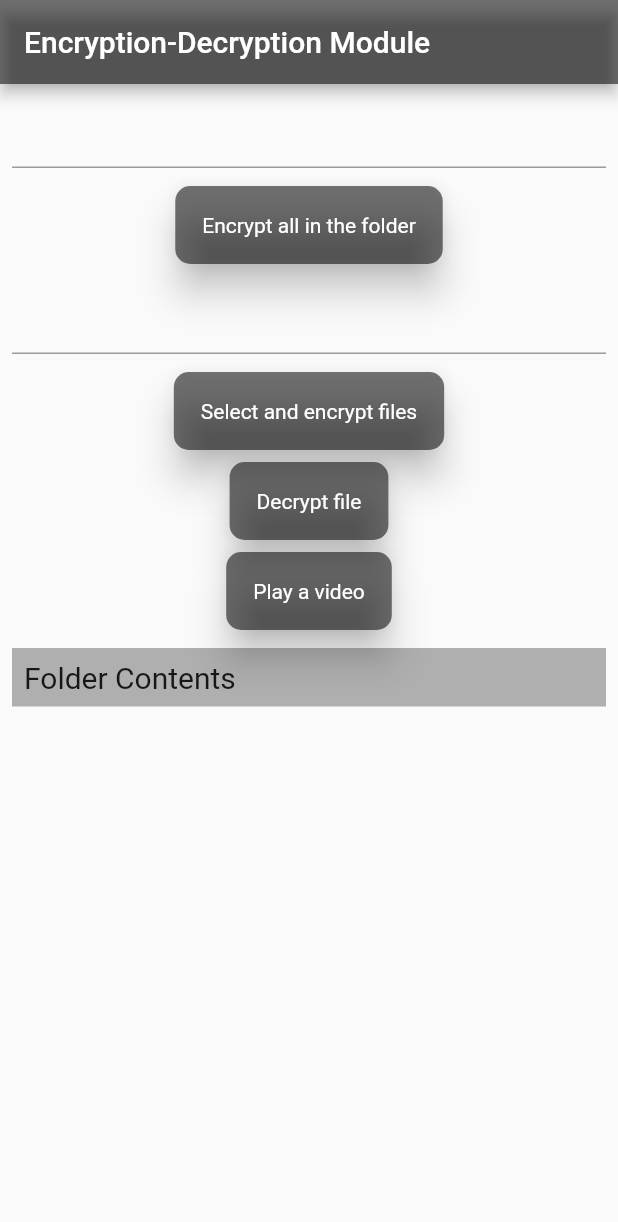
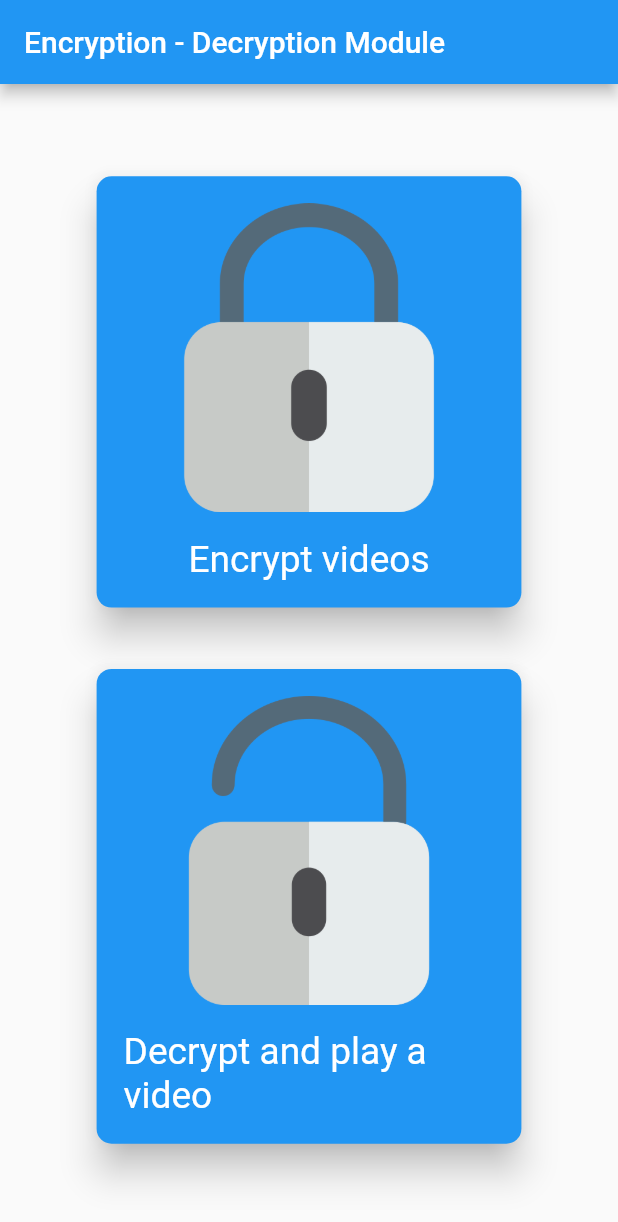
Before and after one commit to axactstudios/encryption_app, a Flutter app: the screen it shows after launch, on a phone screen of 412 x 824 dp. Shown: the top 1222 px of the screen. Run offline on Flutter 3.47's test engine with Material 2 defaults, Android fonts, the phone set to English and light mode, and no system bars; our stand-ins replace file_picker, flick_video_player, fluttertoast, video_player; missing offline and left inert: aes_crypt, permissions_plugin.

Commit message:
ui changed.

```diff
--- a/lib/main.dart
+++ b/lib/main.dart
@@ -232,78 +232,101 @@ class _MyHomePageState extends State<MyHomePage> {
   @override
   Widget build(BuildContext context) {
     _listofFiles();
+    double height = MediaQuery.of(context).size.height;
     double width = MediaQuery.of(context).size.width;
     return Scaffold(
       key: _scaffoldKey,
       appBar: AppBar(
-        backgroundColor: Colors.black54,
-        title: Text('Encryption-Decryption Module'),
+        backgroundColor: Colors.blue,
+        title: Text('Encryption - Decryption Module'),
       ),
       body: Center(
         child: Column(
           mainAxisAlignment: MainAxisAlignment.center,
           children: <Widget>[
-            Container(
-                width: double.infinity,
-                child: Padding(
-                  padding: const EdgeInsets.all(8.0),
-                  child: TextField(
-                    controller: tc,
+//            Container(
+//                width: double.infinity,
+//                child: Padding(
+//                  padding: const EdgeInsets.all(8.0),
+//                  child: TextField(
+//                    controller: tc,
+//                  ),
+//                )),
+//            InkWell(
+//              onTap: () async {
+//                statusOfFolderFilesEncryption = false;
+//                await _listofFilesfromFolder(tc.text);
+//                destFolderPath = tc2.text;
+//                for (int i = 0; i < files.length; i++) {
+//                  encryptfileforfolder(files[i].path, destFolderPath);
+//                }
+//                await setState(() {
+//                  print('ho gaya');
+//                });
+//                statusOfFolderFilesEncryption = true;
+//              },
+//              child: Card(
+//                  color: Colors.black54,
+//                  elevation: 10,
+//                  shape: RoundedRectangleBorder(
+//                      borderRadius: BorderRadius.all(Radius.circular(10))),
+//                  child: Padding(
+//                    padding: const EdgeInsets.all(18.0),
+//                    child: Text(
+//                      'Encrypt all in the folder',
+//                      style: TextStyle(color: Colors.white),
+//                    ),
+//                  )),
+//            ),
+//            Container(
+//                width: double.infinity,
+//                child: Padding(
+//                  padding: const EdgeInsets.all(8.0),
+//                  child: TextField(
+//                    controller: tc2,
+//                  ),
+//                )),
+            InkWell(
+              onTap: () {
+                openFileExplorer().then(
+                  (value) => _scaffoldKey.currentState.showSnackBar(
+                    SnackBar(
+                      content: Text('Successfully Encrypted'),
                     ),
-                )),
-            InkWell(
-              onTap: () async {
-                statusOfFolderFilesEncryption = false;
-                await _listofFilesfromFolder(tc.text);
-                destFolderPath = tc2.text;
-                for (int i = 0; i < files.length; i++) {
-                  encryptfileforfolder(files[i].path, destFolderPath);
-                }
-                await setState(() {
-                  print('ho gaya');
-                });
-                statusOfFolderFilesEncryption = true;
+                  ),
+                );
               },
               child: Card(
-                  color: Colors.black54,
+                color: Colors.blue,
                 elevation: 10,
                 shape: RoundedRectangleBorder(
-                      borderRadius: BorderRadius.all(Radius.circular(10))),
+                    borderRadius: BorderRadius.all(Radius.circular(10),),),
                 child: Padding(
                   padding: const EdgeInsets.all(18.0),
-                    child: Text(
-                      'Encrypt all in the folder',
-                      style: TextStyle(color: Colors.white),
+                  child: Container(
+                    width: width * 0.6,
+                    child: Column(
+                      children: <Widget>[
+                        Image.asset(
+                          'assets/lock.png',
+                          height: height * 0.25,
                         ),
-                  )),
+                        SizedBox(
+                          height: height * 0.02,
                         ),
-            Container(
-                width: double.infinity,
-                child: Padding(
-                  padding: const EdgeInsets.all(8.0),
-                  child: TextField(
-                    controller: tc2,
+                        Text(
+                          'Encrypt videos',
+                          style: TextStyle(
+                              color: Colors.white, fontSize: height * 0.03),
+                        )
+                      ],
                     ),
-                )),
-
-            InkWell(
-              onTap: () {
-                openFileExplorer().then((value) => _scaffoldKey.currentState
-                    .showSnackBar(
-                        SnackBar(content: Text('Successfully Encrypted'))));
-              },
-              child: Card(
-                  color: Colors.black54,
-                  elevation: 10,
-                  shape: RoundedRectangleBorder(
-                      borderRadius: BorderRadius.all(Radius.circular(10))),
-                  child: Padding(
-                    padding: const EdgeInsets.all(18.0),
-                    child: Text(
-                      'Select and encrypt files',
-                      style: TextStyle(color: Colors.white),
                   ),
-                  )),
+                ),
+              ),
+            ),
+            SizedBox(
+              height: height * 0.04,
             ),
             InkWell(
               onTap: () {
@@ -312,106 +335,121 @@ class _MyHomePageState extends State<MyHomePage> {
                         SnackBar(content: Text('Successfully Decrypted'))));
               },
               child: Card(
-                  color: Colors.black54,
+                  color: Colors.blue,
                   elevation: 10,
                   shape: RoundedRectangleBorder(
                       borderRadius: BorderRadius.all(Radius.circular(10))),
                   child: Padding(
                     padding: const EdgeInsets.all(18.0),
-                    child: Text(
-                      'Decrypt file',
-                      style: TextStyle(color: Colors.white),
-                    ),
-                  )),
-            ),
-            InkWell(
-              onTap: () async {
-                File filePlayed = await FilePicker.getFile(); //Meeeooowwwww
-                Navigator.push(
-                  context,
-                  MaterialPageRoute(
-                    builder: (context) => VideoPlayer(
-                      path: filePlayed.path,
-                    ),
-                  ),
-                );
-              },
-              child: Card(
-                  color: Colors.black54,
-                  elevation: 10,
-                  shape: RoundedRectangleBorder(
-                      borderRadius: BorderRadius.all(Radius.circular(10))),
-                  child: Padding(
-                    padding: const EdgeInsets.all(18.0),
-                    child: Text(
-                      'Play a video',
-                      style: TextStyle(color: Colors.white),
-                    ),
-                  )),
-            ),
-            Expanded(
-              child: Padding(
-                padding: const EdgeInsets.all(8.0),
                     child: Container(
+                      width: width * 0.6,
                       child: Column(
                         children: <Widget>[
-                      // your Content if there
-                      Container(
-                        color: Colors.black.withOpacity(0.3),
-                        width: double.infinity,
-                        child: Padding(
-                          padding: const EdgeInsets.all(8.0),
-                          child: Text(
-                            'Folder Contents',
-                            style: TextStyle(fontSize: 20),
+                          Image.asset(
+                            'assets/unlock.png',
+                            height: height * 0.25,
                           ),
+                          SizedBox(
+                            height: height * 0.02,
                           ),
-                      ),
-                      Expanded(
-                        child: ListView.builder(
-                            itemCount: file.length,
-                            itemBuilder: (BuildContext context, int index) {
-                              return file[index].toString().contains('.aes') ||
-                                      (!file[index].toString().contains('.'))
-                                  ? InkWell(
-                                      onTap: () {
-                                        if (!basename(
-                                                file[index].toString().trim())
-                                            .toString()
-                                            .substring(
-                                                0,
-                                                basename(file[index]
-                                                            .toString()
-                                                            .trim())
-                                                        .toString()
-                                                        .length -
-                                                    1)
-                                            .contains('.aes')) {}
-                                      },
-                                      child: Card(
-                                          child: Padding(
-                                        padding: const EdgeInsets.all(8.0),
-                                        child: Text(basename(
-                                                file[index].toString().trim())
-                                            .toString()
-                                            .substring(
-                                                0,
-                                                basename(file[index]
-                                                            .toString()
-                                                            .trim())
-                                                        .toString()
-                                                        .length -
-                                                    1)),
-                                      )),
-                                    )
-                                  : Container();
-                            }),
+                          Text(
+                            'Decrypt and play a video',
+                            style: TextStyle(
+                                color: Colors.white, fontSize: height * 0.03),
                           )
                         ],
                       ),
                     ),
+                  )),
             ),
-            ),
+//            InkWell(
+//              onTap: () async {
+//                File filePlayed = await FilePicker.getFile(); //Meeeooowwwww
+//                Navigator.push(
+//                  context,
+//                  MaterialPageRoute(
+//                    builder: (context) => VideoPlayer(
+//                      path: filePlayed.path,
+//                    ),
+//                  ),
+//                );
+//              },
+//              child: Card(
+//                  color: Colors.black54,
+//                  elevation: 10,
+//                  shape: RoundedRectangleBorder(
+//                      borderRadius: BorderRadius.all(Radius.circular(10))),
+//                  child: Padding(
+//                    padding: const EdgeInsets.all(18.0),
+//                    child: Text(
+//                      'Play a video',
+//                      style: TextStyle(color: Colors.white),
+//                    ),
+//                  )),
+//            ),
+//            Expanded(
+//              child: Padding(
+//                padding: const EdgeInsets.all(8.0),
+//                child: Container(
+//                  child: Column(
+//                    children: <Widget>[
+//                      // your Content if there
+//                      Container(
+//                        color: Colors.black.withOpacity(0.3),
+//                        width: double.infinity,
+//                        child: Padding(
+//                          padding: const EdgeInsets.all(8.0),
+//                          child: Text(
+//                            'Folder Contents',
+//                            style: TextStyle(fontSize: 20),
+//                          ),
+//                        ),
+//                      ),
+//                      Expanded(
+//                        child: ListView.builder(
+//                            itemCount: file.length,
+//                            itemBuilder: (BuildContext context, int index) {
+//                              return file[index].toString().contains('.aes') ||
+//                                      (!file[index].toString().contains('.'))
+//                                  ? InkWell(
+//                                      onTap: () {
+//                                        if (!basename(
+//                                                file[index].toString().trim())
+//                                            .toString()
+//                                            .substring(
+//                                                0,
+//                                                basename(file[index]
+//                                                            .toString()
+//                                                            .trim())
+//                                                        .toString()
+//                                                        .length -
+//                                                    1)
+//                                            .contains('.aes')) {}
+//                                      },
+//                                      child: Card(
+//                                          child: Padding(
+//                                        padding: const EdgeInsets.all(8.0),
+//                                        child: Text(basename(
+//                                                file[index].toString().trim())
+//                                            .toString()
+//                                            .substring(
+//                                                0,
+//                                                basename(file[index]
+//                                                            .toString()
+//                                                            .trim())
+//                                                        .toString()
+//                                                        .length -
+//                                                    1)),
+//                                      )),
+//                                    )
+//                                  : Container();
+//                            }),
+//                      )
+//                    ],
+//                  ),
+//                ),
+//              ),
+//            ),
 //            InkWell(
 //              onTap: () async {
 //                File file = await FilePicker.getFile();
--- a/pubspec.yaml
+++ b/pubspec.yaml
@@ -53,8 +53,8 @@ flutter:
   uses-material-design: true
 
   # To add assets to your application, add an assets section, like this:
-  # assets:
-  #   - images/a_dot_burr.jpeg
+  assets:
+    - assets/
   #   - images/a_dot_ham.jpeg
 
   # An image asset can refer to one or more resolution-specific "variants", see
```
Also changed, not shown: assets/lock.png (added), assets/unlock.png (added). Lines whose indentation alone changed are shown as unchanged.
